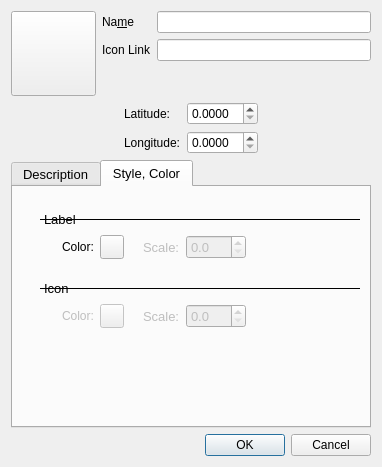
The window that src/plugins/render/annotate/EditTextAnnotationDialog.ui (KDE/marble) describes before a commit, drawn with Qt 5.
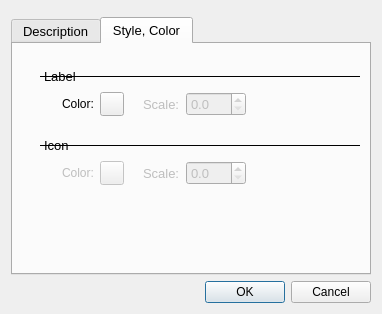
The same window after the commit. Custom widgets are drawn as their Qt base class.

What changed in the file:
```diff
--- a/src/plugins/render/annotate/EditTextAnnotationDialog.ui
+++ b/src/plugins/render/annotate/EditTextAnnotationDialog.ui
@@ -7,186 +7,17 @@
     <x>0</x>
     <y>0</y>
     <width>382</width>
-    <height>467</height>
+    <height>314</height>
    </rect>
   </property>
   <property name="windowTitle">
    <string>Dialog</string>
   </property>
-  <layout class="QFormLayout" name="formLayout_2">
-   <item row="0" column="0">
-    <layout class="QHBoxLayout" name="horizontalLayout_14">
-     <item>
-      <widget class="QPushButton" name="m_browseButton">
-       <property name="sizePolicy">
-        <sizepolicy hsizetype="Fixed" vsizetype="Fixed">
-         <horstretch>0</horstretch>
-         <verstretch>0</verstretch>
-        </sizepolicy>
-       </property>
-       <property name="minimumSize">
-        <size>
-         <width>85</width>
-         <height>85</height>
-        </size>
-       </property>
-       <property name="maximumSize">
-        <size>
-         <width>85</width>
-         <height>85</height>
-        </size>
-       </property>
-       <property name="text">
-        <string/>
-       </property>
-       <property name="iconSize">
-        <size>
-         <width>75</width>
-         <height>75</height>
-        </size>
-       </property>
-      </widget>
-     </item>
-    </layout>
+  <layout class="QVBoxLayout" name="verticalLayout">
+   <item>
+    <widget class="Marble::PlacemarkEditHeader" name="m_header" native="true"/>
    </item>
-   <item row="0" column="1">
-    <layout class="QFormLayout" name="formLayout">
-     <item row="0" column="0">
-      <widget class="QLabel" name="name_lbl">
-       <property name="text">
-        <string>Na&amp;me</string>
-       </property>
-       <property name="buddy">
-        <cstring>m_name</cstring>
-       </property>
-      </widget>
-     </item>
-     <item row="0" column="1">
-      <widget class="QLineEdit" name="m_name">
-       <property name="sizePolicy">
-        <sizepolicy hsizetype="MinimumExpanding" vsizetype="Fixed">
-         <horstretch>0</horstretch>
-         <verstretch>0</verstretch>
-        </sizepolicy>
-       </property>
-      </widget>
-     </item>
-     <item row="3" column="1">
-      <widget class="QLineEdit" name="m_link">
-       <property name="sizePolicy">
-        <sizepolicy hsizetype="MinimumExpanding" vsizetype="Fixed">
-         <horstretch>0</horstretch>
-         <verstretch>0</verstretch>
-        </sizepolicy>
-       </property>
-      </widget>
-     </item>
-     <item row="3" column="0">
-      <widget class="QLabel" name="link_lbl">
-       <property name="text">
-        <string>Icon Link</string>
-       </property>
-      </widget>
-     </item>
-    </layout>
-   </item>
-   <item row="1" column="0" colspan="2">
-    <layout class="QHBoxLayout" name="horizontalLayout_7">
-     <item>
-      <layout class="QVBoxLayout" name="verticalLayout_2">
-       <item>
-        <spacer name="horizontalSpacer_8">
-         <property name="orientation">
-          <enum>Qt::Horizontal</enum>
-         </property>
-         <property name="sizeHint" stdset="0">
-          <size>
-           <width>88</width>
-           <height>20</height>
-          </size>
-         </property>
-        </spacer>
-       </item>
-       <item>
-        <spacer name="horizontalSpacer_9">
-         <property name="orientation">
-          <enum>Qt::Horizontal</enum>
-         </property>
-         <property name="sizeHint" stdset="0">
-          <size>
-           <width>88</width>
-           <height>20</height>
-          </size>
-         </property>
-        </spacer>
-       </item>
-      </layout>
-     </item>
-     <item>
-      <layout class="QGridLayout" name="gridLayout_2">
-       <item row="0" column="0">
-        <widget class="QLabel" name="label1">
-         <property name="text">
-          <string>Latitude:</string>
-         </property>
-        </widget>
-       </item>
-       <item row="0" column="1">
-        <widget class="QDoubleSpinBox" name="m_latitude">
-         <property name="decimals">
-          <number>4</number>
-         </property>
-        </widget>
-       </item>
-       <item row="1" column="0">
-        <widget class="QLabel" name="label2">
-         <property name="text">
-          <string>Longitude:</string>
-         </property>
-        </widget>
-       </item>
-       <item row="1" column="1">
-        <widget class="QDoubleSpinBox" name="m_longitude">
-         <property name="decimals">
-          <number>4</number>
-         </property>
-        </widget>
-       </item>
-      </layout>
-     </item>
-     <item>
-      <layout class="QVBoxLayout" name="verticalLayout">
-       <item>
-        <spacer name="horizontalSpacer_11">
-         <property name="orientation">
-          <enum>Qt::Horizontal</enum>
-         </property>
-         <property name="sizeHint" stdset="0">
-          <size>
-           <width>88</width>
-           <height>20</height>
-          </size>
-         </property>
-        </spacer>
-       </item>
-       <item>
-        <spacer name="horizontalSpacer_10">
-         <property name="orientation">
-          <enum>Qt::Horizontal</enum>
-         </property>
-         <property name="sizeHint" stdset="0">
-          <size>
-           <width>88</width>
-           <height>20</height>
-          </size>
-         </property>
-        </spacer>
-       </item>
-      </layout>
-     </item>
-    </layout>
-   </item>
-   <item row="2" column="0" colspan="2">
+   <item>
     <widget class="QTabWidget" name="tabWidget">
      <property name="font">
       <font>
@@ -554,7 +385,7 @@
      </widget>
     </widget>
    </item>
-   <item row="3" column="0" colspan="2">
+   <item>
     <widget class="QDialogButtonBox" name="buttonBox">
      <property name="orientation">
       <enum>Qt::Horizontal</enum>
@@ -566,6 +397,13 @@
    </item>
   </layout>
  </widget>
+ <customwidgets>
+  <customwidget>
+   <class>Marble::PlacemarkEditHeader</class>
+   <extends>QWidget</extends>
+   <header>PlacemarkEditHeader.h</header>
+  </customwidget>
+ </customwidgets>
  <resources/>
  <connections>
   <connection>
```
Left out of the diff: 2 changed lines with no effect on the pictures.
